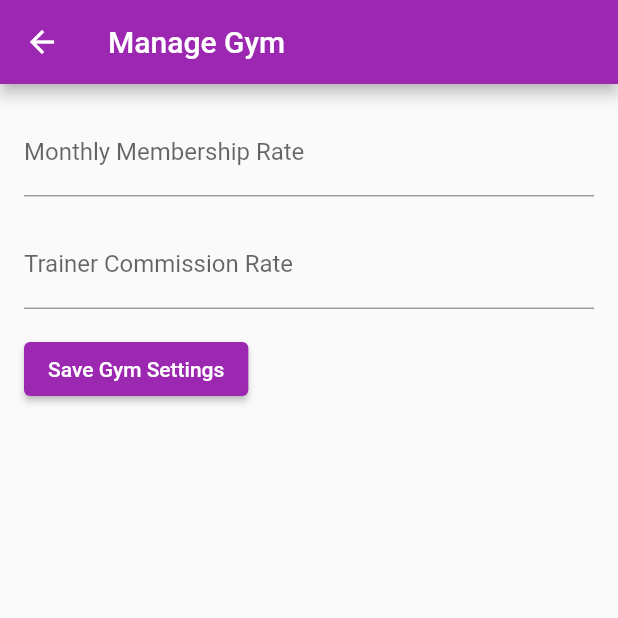
After one commit to Paolo17A/fitnessco, a Flutter app: the AdminHomeScreen screen opened directly, after a tap on "Manage Gym", on a phone screen of 412 x 824 dp, the top half of it. The commit adds this screen. Run offline on Flutter 3.47's test engine with Material 2 defaults, Android fonts, the phone set to English and light mode, and no system bars; our stand-ins replace cloud_firestore, firebase_auth, firebase_core; accounts and stored records are empty; network calls fail.

Commit message:
started w admin gym management

```diff
--- a/lib/main.dart
+++ b/lib/main.dart
@@ -20,7 +20,7 @@ class MyApp extends StatelessWidget {
       title: 'Fitnessco',
       theme: ThemeData(
           primarySwatch: Colors.purple, cardColor: Colors.purpleAccent),
-      home: SignInScreen(),
+      home: const SignInScreen(),
     );
   }
 }
--- a/lib/screens/addTrainer_screen.dart
+++ b/lib/screens/addTrainer_screen.dart
@@ -1,4 +1,4 @@
-// ignore_for_file: file_names, avoid_print
+// ignore_for_file: file_names, avoid_print, use_build_context_synchronously
 
 import 'package:firebase_auth/firebase_auth.dart';
 import 'package:cloud_firestore/cloud_firestore.dart';
@@ -36,7 +36,8 @@ class _AddTrainerScreenState extends State<AddTrainerScreen> {
         'idNumber': _idNumberController.text,
         'firstName': _firstNameController.text,
         'lastName': _lastNameController.text,
-        'accountType': 'TRAINER'
+        'accountType': 'TRAINER',
+        'isDeleted': false
       });
 
       print("Success");
--- a/lib/screens/adminHome_screen.dart
+++ b/lib/screens/adminHome_screen.dart
@@ -1,6 +1,7 @@
 // ignore_for_file: file_names
 
 import 'package:fitnessco/screens/allClients_screen.dart';
+import 'package:fitnessco/screens/manageGym_screen.dart';
 import 'package:fitnessco/widgets/LogOut_Widget.dart';
 import 'package:flutter/material.dart';
 import '../widgets/SquareIconButton_widget.dart';
@@ -13,7 +14,7 @@ class AdminHomeScreen extends StatelessWidget {
     Navigator.of(context).push(
       MaterialPageRoute(
         builder: (context) => const AllTrainersScreen(
-          showActions: true,
+          isBeingViewedByAdmin: true,
         ),
       ),
     );
@@ -25,6 +26,11 @@ class AdminHomeScreen extends StatelessWidget {
         builder: (context) => const AllClientsScreen(),
       ),
     );
+  }
+
+  void _goToManageGymScreen(BuildContext context) {
+    Navigator.of(context)
+        .push(MaterialPageRoute(builder: (context) => const ManageGymScreen()));
   }
 
   @override
@@ -73,7 +79,7 @@ class AdminHomeScreen extends StatelessWidget {
                         'Manage Gym',
                         Icons.fitness_center,
                         buttonWidth: 300,
-                        () {}),
+                        () => _goToManageGymScreen(context)),
                     LogOutWidget(screenSize: screenSize)
                   ],
                 )),
--- a/lib/screens/allClients_screen.dart
+++ b/lib/screens/allClients_screen.dart
@@ -1,3 +1,5 @@
+// ignore_for_file: file_names
+
 import 'package:flutter/material.dart';
 import 'package:cloud_firestore/cloud_firestore.dart';
 
@@ -53,6 +55,7 @@ class AllClientsScreenState extends State<AllClientsScreen> {
                     accountType: users[index]['accountType'],
                     firstName: users[index]['firstName'],
                     lastName: users[index]['lastName'],
+                    isBeingViewedByAdmin: true,
                   );
                 },
               );
--- a/lib/screens/editClientProfile_screen.dart
+++ b/lib/screens/editClientProfile_screen.dart
@@ -1,4 +1,4 @@
-// ignore_for_file: library_private_types_in_public_api
+// ignore_for_file: library_private_types_in_public_api, file_names, use_build_context_synchronously
 
 import 'package:cloud_firestore/cloud_firestore.dart';
 import 'package:flutter/material.dart';
@@ -47,7 +47,10 @@ class _EditClientProfileState extends State<EditClientProfile> {
       _lastName = userData['lastName'] ?? "";
       _lastNameController.text = _lastName;
     } catch (e) {
-      print("Error retrieving user data: $e");
+      ScaffoldMessenger.of(context).showSnackBar(SnackBar(
+        content: Text("Error saving membership statis: $e"),
+        backgroundColor: Colors.purple,
+      ));
     } finally {
       setState(() {
         _isLoading = false;
--- /dev/null
+++ b/lib/screens/manageGym_screen.dart
@@ -0,0 +1,126 @@
+// ignore_for_file: use_build_context_synchronously, library_private_types_in_public_api, file_names
+
+import 'package:flutter/material.dart';
+import 'package:cloud_firestore/cloud_firestore.dart';
+
+class ManageGymScreen extends StatefulWidget {
+  const ManageGymScreen({super.key});
+  @override
+  _ManageGymScreenState createState() => _ManageGymScreenState();
+}
+
+class _ManageGymScreenState extends State<ManageGymScreen> {
+  final TextEditingController _membershipRateController =
+      TextEditingController();
+  final TextEditingController _commissionRateController =
+      TextEditingController();
+
+  bool _isLoading = true;
+
+  @override
+  void initState() {
+    super.initState();
+    _fetchGymSettings();
+  }
+
+  void _fetchGymSettings() async {
+    try {
+      DocumentSnapshot documentSnapshot = await FirebaseFirestore.instance
+          .collection('gym_settings')
+          .doc('settings')
+          .get();
+
+      if (documentSnapshot.exists) {
+        final data = documentSnapshot.data() as Map<String, dynamic>;
+        _membershipRateController.text =
+            data['membership_rate'].toStringAsFixed(2);
+        _commissionRateController.text =
+            data['commission_rate'].toStringAsFixed(2);
+      }
+    } catch (e) {
+      ScaffoldMessenger.of(context).showSnackBar(SnackBar(
+        content: Text("Error saving membership statis: $e"),
+        backgroundColor: Colors.purple,
+      ));
+    } finally {
+      setState(() {
+        _isLoading = false;
+      });
+    }
+  }
+
+  void _saveGymSettings() async {
+    // Store the gym settings in Firebase Firestore
+    double membershipRate =
+        double.tryParse(_membershipRateController.text) ?? 0.0;
+    double commissionRate =
+        double.tryParse(_commissionRateController.text) ?? 0.0;
+
+    try {
+      await FirebaseFirestore.instance
+          .collection('gym_settings')
+          .doc('settings')
+          .set({
+        'membership_rate': membershipRate,
+        'commission_rate': commissionRate,
+      });
+
+      // Show a snackbar to indicate successful saving of gym settings
+      ScaffoldMessenger.of(context).showSnackBar(
+        const SnackBar(content: Text('Gym settings saved')),
+      );
+    } catch (e) {
+      ScaffoldMessenger.of(context).showSnackBar(
+        SnackBar(content: Text('Error saving gym settings: $e')),
+      );
+    }
+  }
+
+  @override
+  void dispose() {
+    _membershipRateController.dispose();
+    _commissionRateController.dispose();
+    super.dispose();
+  }
+
+  @override
+  Widget build(BuildContext context) {
+    return Scaffold(
+      appBar: AppBar(
+        title: const Text('Manage Gym'),
+      ),
+      body: _isLoading
+          ? const Center(child: CircularProgressIndicator())
+          : Padding(
+              padding: const EdgeInsets.all(16.0),
+              child: Column(
+                crossAxisAlignment: CrossAxisAlignment.start,
+                children: [
+                  TextField(
+                    controller: _membershipRateController,
+                    decoration: const InputDecoration(
+                      labelText: 'Monthly Membership Rate',
+                    ),
+                    keyboardType:
+                        const TextInputType.numberWithOptions(decimal: true),
+                  ),
+                  const SizedBox(height: 16.0),
+                  TextField(
+                    controller: _commissionRateController,
+                    decoration: const InputDecoration(
+                      labelText: 'Trainer Commission Rate',
+                    ),
+                    keyboardType:
+                        const TextInputType.numberWithOptions(decimal: true),
+                  ),
+                  const SizedBox(height: 16.0),
+                  ElevatedButton(
+                    onPressed: _saveGymSettings,
+                    child: const Text('Save Gym Settings'),
+                  ),
+                ],
+              ),
+            ),
+    );
+  }
+}
--- a/lib/widgets/LogOut_Widget.dart
+++ b/lib/widgets/LogOut_Widget.dart
@@ -20,8 +20,10 @@ class LogOutWidget extends StatelessWidget {
       child: ElevatedButton(
           onPressed: () {
             FirebaseAuth.instance.signOut().then((value) {
-              Navigator.push(context,
-                  MaterialPageRoute(builder: (context) => SignInScreen()));
+              Navigator.push(
+                  context,
+                  MaterialPageRoute(
+                      builder: (context) => const SignInScreen()));
             });
           },
           child: const Text("LOG OUT")),
--- a/pubspec.yaml
+++ b/pubspec.yaml
@@ -65,6 +65,7 @@ flutter:
   # To add assets to your application, add an assets section, like this:
   assets:
      - assets/images/
+     - config/fitnessco-a059f-firebase-adminsdk-281sq-23801a0cb9.json
 
   # An image asset can refer to one or more resolution-specific "variants", see
   # https://flutter.dev/assets-and-images/#resolution-aware
```
Also changed, not shown: lib/screens/allTrainers_screen.dart (+7 -3 lines), lib/screens/clientHome_screen.dart (+6 -4 lines), lib/screens/selectedClientProfile_screen.dart (+74 -6 lines), lib/screens/selectedTrainerProfile_screen.dart (+27 -1 lines), lib/screens/signin_screen.dart (+30 -4 lines), lib/widgets/MembershipStatusDropdown_widget.dart (added, +65 -0 lines), lib/widgets/UserOverview_widget.dart (+9 -2 lines), 9 other files.
